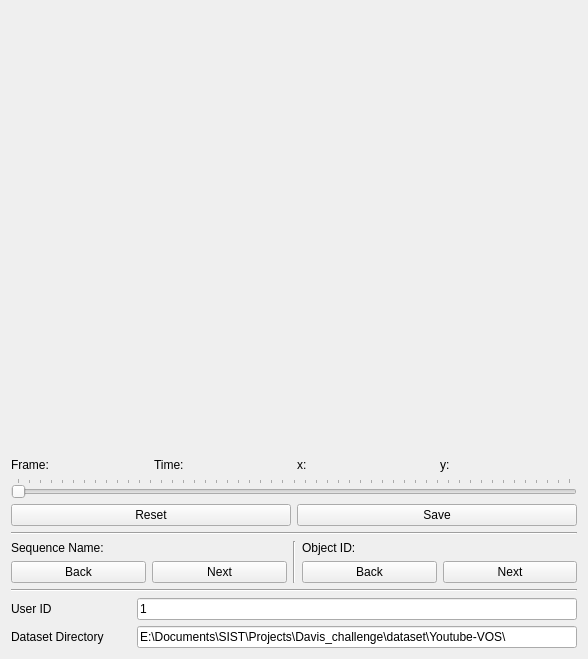
The window that scribble_collector_UI.ui (ShenhanQian/inital-scribble-collector) describes before a commit, drawn with Qt 5.
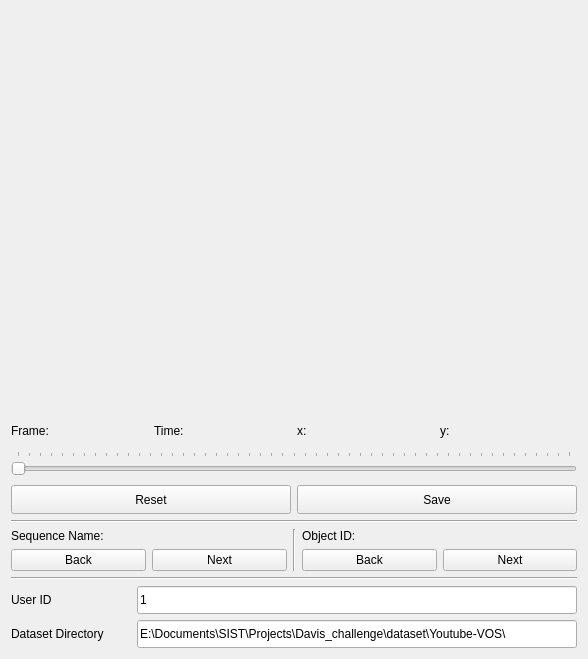
The same window after the commit.

Commit message: Integrate raw image with mask, enable switching between objects according to segmentation annotation.

What changed in the file:
```diff
--- a/scribble_collector_UI.ui
+++ b/scribble_collector_UI.ui
@@ -25,11 +25,17 @@
      <item>
       <widget class="QLabel" name="canvas">
        <property name="sizePolicy">
-        <sizepolicy hsizetype="Preferred" vsizetype="Expanding">
+        <sizepolicy hsizetype="Preferred" vsizetype="Fixed">
          <horstretch>0</horstretch>
          <verstretch>0</verstretch>
         </sizepolicy>
        </property>
+       <property name="minimumSize">
+        <size>
+         <width>0</width>
+         <height>400</height>
+        </size>
+       </property>
        <property name="text">
         <string/>
        </property>
@@ -198,7 +204,7 @@
            <item>
             <widget class="QLabel" name="label_3">
              <property name="text">
-              <string>Object ID:</string>
+              <string>Object ID: </string>
              </property>
             </widget>
            </item>
```
Left out of the diff: 2 changed lines with no effect on the pictures. The commit also changes 1 other file.
